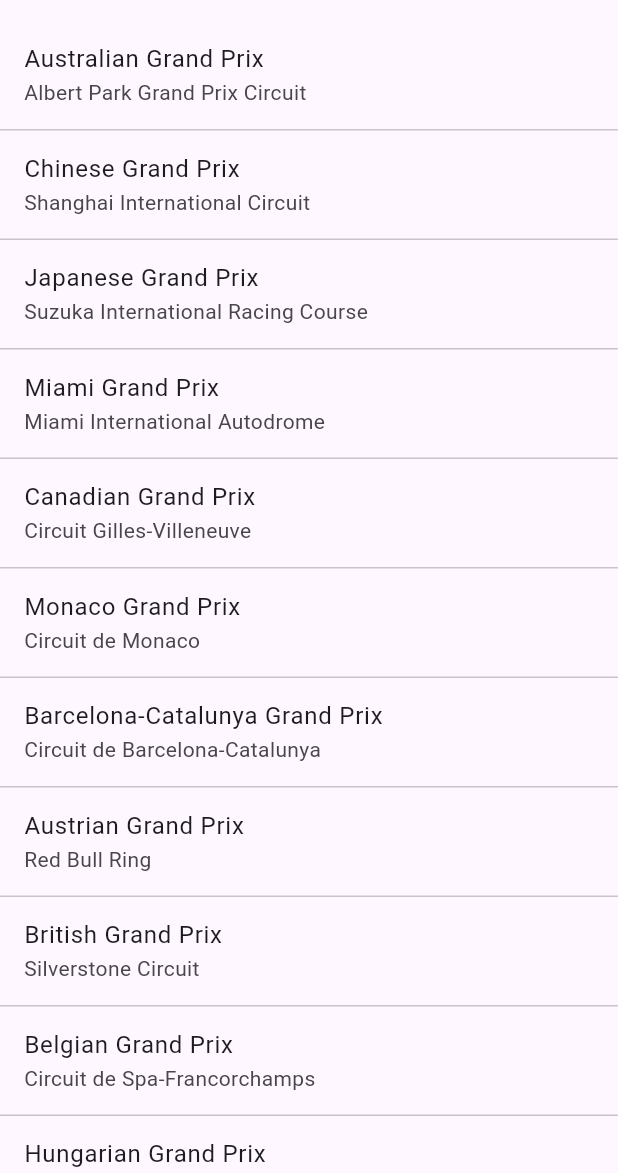
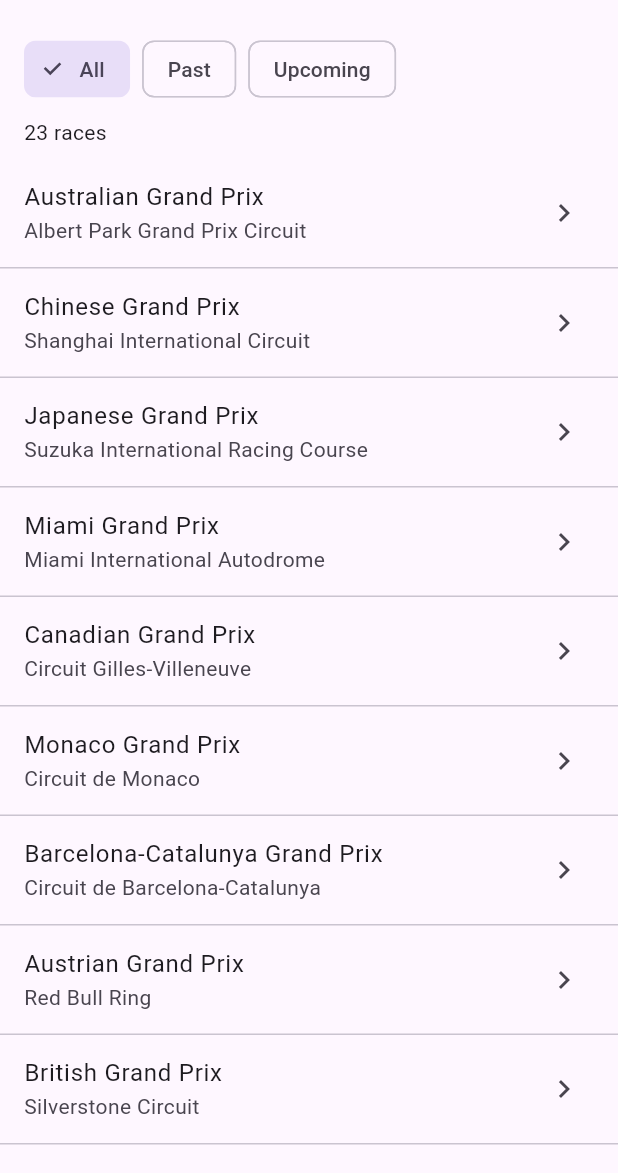
Before and after one commit to thorvat24/Lokalizacija-internacionalizacija, a Flutter app: the screen it shows after launch, on a phone screen of 412 x 824 dp, the part 63-1236 px from its top. Run offline on Flutter 3.47's test engine with Material 3 defaults, Android fonts, the phone set to English and light mode, and no system bars; our stand-ins replace material_ui; statements that could not run were skipped.

Commit message:
Add race filtering and details

```diff
--- a/f1_circuits/lib/docs_demo/l10n/app_localizations.dart
+++ b/f1_circuits/lib/docs_demo/l10n/app_localizations.dart
@@ -133,6 +133,48 @@ abstract class AppLocalizations {
   /// In en, this message translates to:
   /// **'{category, select, generalAdmission{General admission} grandstand{Grandstand} vip{VIP} other{Other ticket category}}'**
   String ticketCategory(String category);
+
+  /// Label of a filter for the season's race list.
+  ///
+  /// In en, this message translates to:
+  /// **'{filter, select, past{Past} upcoming{Upcoming} other{All}}'**
+  String raceFilter(String filter);
+
+  /// Number of races matching the selected filter.
+  ///
+  /// In en, this message translates to:
+  /// **'{count, plural, =0{No races} one{{count} race} other{{count} races}}'**
+  String raceResultCount(int count);
+
+  /// No description provided for @circuitLabel.
+  ///
+  /// In en, this message translates to:
+  /// **'Circuit'**
+  String get circuitLabel;
+
+  /// No description provided for @raceDateUtcLabel.
+  ///
+  /// In en, this message translates to:
+  /// **'Race date (UTC)'**
+  String get raceDateUtcLabel;
+
+  /// No description provided for @raceStartUtcLabel.
+  ///
+  /// In en, this message translates to:
+  /// **'Race start (UTC)'**
+  String get raceStartUtcLabel;
+
+  /// Calendar date of the race start in the displayed time zone.
+  ///
+  /// In en, this message translates to:
+  /// **'{date}'**
+  String raceDateValue(DateTime date);
+
+  /// Time of the race start in the displayed time zone.
+  ///
+  /// In en, this message translates to:
+  /// **'{time}'**
+  String raceTimeValue(DateTime time);
 }
 
 class _AppLocalizationsDelegate
--- a/f1_circuits/lib/main.dart
+++ b/f1_circuits/lib/main.dart
@@ -1,11 +1,14 @@
 import 'package:f1_circuits/docs_demo/l10n/app_localizations.dart';
 import 'package:f1_circuits/race_2026.dart';
+import 'package:f1_circuits/race_details_page.dart';
 import 'package:material_ui/material_ui.dart';
 
 void main() => runApp(const F1CircuitsApp());
 
 class F1CircuitsApp extends StatelessWidget {
-  const F1CircuitsApp({super.key});
+  const F1CircuitsApp({super.key, this.now = DateTime.now});
+
+  final DateTime Function() now;
 
   @override
   Widget build(BuildContext context) {
@@ -16,32 +19,91 @@ class F1CircuitsApp extends StatelessWidget {
         ...GlobalMaterialLocalizations.delegates,
       ],
       onGenerateTitle: (context) => AppLocalizations.of(context)!.title,
-      home: const RaceListPage(),
+      home: RaceListPage(now: now),
     );
   }
 }
 
-class RaceListPage extends StatelessWidget {
-  const RaceListPage({super.key});
+enum _RaceFilter { all, past, upcoming }
+
+class RaceListPage extends StatefulWidget {
+  const RaceListPage({super.key, this.now = DateTime.now});
+
+  final DateTime Function() now;
+
+  @override
+  State<RaceListPage> createState() => _RaceListPageState();
+}
+
+class _RaceListPageState extends State<RaceListPage> {
+  _RaceFilter _filter = _RaceFilter.all;
 
   @override
   Widget build(BuildContext context) {
     final messages = AppLocalizations.of(context)!;
+    final now = widget.now();
+    final races = Race2026.values.where((race) {
+      return switch (_filter) {
+        _RaceFilter.all => true,
+        _RaceFilter.past => !race.startUtc.isAfter(now),
+        _RaceFilter.upcoming => race.startUtc.isAfter(now),
+      };
+    }).toList();
 
     return Scaffold(
       appBar: AppBar(title: Text(messages.title)),
       body: SafeArea(
+        child: Column(
+          crossAxisAlignment: CrossAxisAlignment.start,
+          children: [
+            Padding(
+              padding: const EdgeInsets.fromLTRB(16, 8, 16, 8),
+              child: Wrap(
+                spacing: 8,
+                runSpacing: 4,
+                children: [
+                  for (final filter in _RaceFilter.values)
+                    ChoiceChip(
+                      label: Text(messages.raceFilter(filter.name)),
+                      selected: _filter == filter,
+                      onSelected: (selected) {
+                        if (selected) setState(() => _filter = filter);
+                      },
+                    ),
+                ],
+              ),
+            ),
+            Padding(
+              padding: const EdgeInsets.fromLTRB(16, 0, 16, 8),
+              child: Semantics(
+                liveRegion: true,
+                child: Text(messages.raceResultCount(races.length)),
+              ),
+            ),
+            Expanded(
               child: ListView.separated(
-          itemCount: Race2026.values.length,
+                key: ValueKey(_filter),
+                itemCount: races.length,
                 separatorBuilder: (context, index) => const Divider(height: 1),
                 itemBuilder: (context, index) {
-            final race = Race2026.values[index];
+                  final race = races[index];
 
                   return ListTile(
                     title: Text(messages.raceName(race.name)),
                     subtitle: Text(messages.circuitName(race.name)),
+                    trailing: const Icon(Icons.chevron_right),
+                    onTap: () {
+                      Navigator.of(context).push(
+                        MaterialPageRoute<void>(
+                          builder: (context) => RaceDetailsPage(race: race),
+                        ),
                       );
                     },
+                  );
+                },
+              ),
+            ),
+          ],
         ),
       ),
     );
--- a/f1_circuits/lib/race_2026.dart
+++ b/f1_circuits/lib/race_2026.dart
@@ -1,27 +1,36 @@
 /// Grand Prix rounds in the order of the revised 2026 calendar.
+/// Race start times are the scheduled UTC times on the event pages.
 /// https://www.formula1.com/en/racing/2026
 enum Race2026 {
-  australia,
-  china,
-  japan,
-  miami,
-  canada,
-  monaco,
-  barcelona,
-  austria,
-  greatBritain,
-  belgium,
-  hungary,
-  netherlands,
-  italy,
-  spain,
-  azerbaijan,
-  bahrain,
-  singapore,
-  unitedStates,
-  mexicoCity,
-  saoPaulo,
-  lasVegas,
-  qatar,
-  abuDhabi,
+  australia(3, 8, 4),
+  china(3, 15, 7),
+  japan(3, 29, 5),
+  miami(5, 3, 17),
+  canada(5, 24, 20),
+  monaco(6, 7, 13),
+  barcelona(6, 14, 13),
+  austria(6, 28, 13),
+  greatBritain(7, 5, 14),
+  belgium(7, 19, 13),
+  hungary(7, 26, 13),
+  netherlands(8, 23, 13),
+  italy(9, 6, 13),
+  spain(9, 13, 13),
+  azerbaijan(9, 26, 11),
+  bahrain(10, 4, 7),
+  singapore(10, 11, 12),
+  unitedStates(10, 25, 20),
+  mexicoCity(11, 1, 20),
+  saoPaulo(11, 8, 17),
+  lasVegas(11, 22, 4),
+  qatar(11, 29, 16),
+  abuDhabi(12, 6, 13);
+
+  const Race2026(this._month, this._day, this._hour);
+
+  final int _month;
+  final int _day;
+  final int _hour;
+
+  DateTime get startUtc => DateTime.utc(2026, _month, _day, _hour);
 }
```
Also changed, not shown: f1_circuits/lib/docs_demo/l10n/app_en.arb (+41 -0 lines), f1_circuits/lib/docs_demo/l10n/app_hr.arb (+8 -1 lines), f1_circuits/lib/docs_demo/l10n/app_localizations_en.dart (+47 -0 lines), f1_circuits/lib/docs_demo/l10n/app_localizations_hr.dart (+48 -0 lines), f1_circuits/lib/race_details_page.dart (added, +41 -0 lines), 1 other file. Lines whose indentation alone changed are shown as unchanged.
